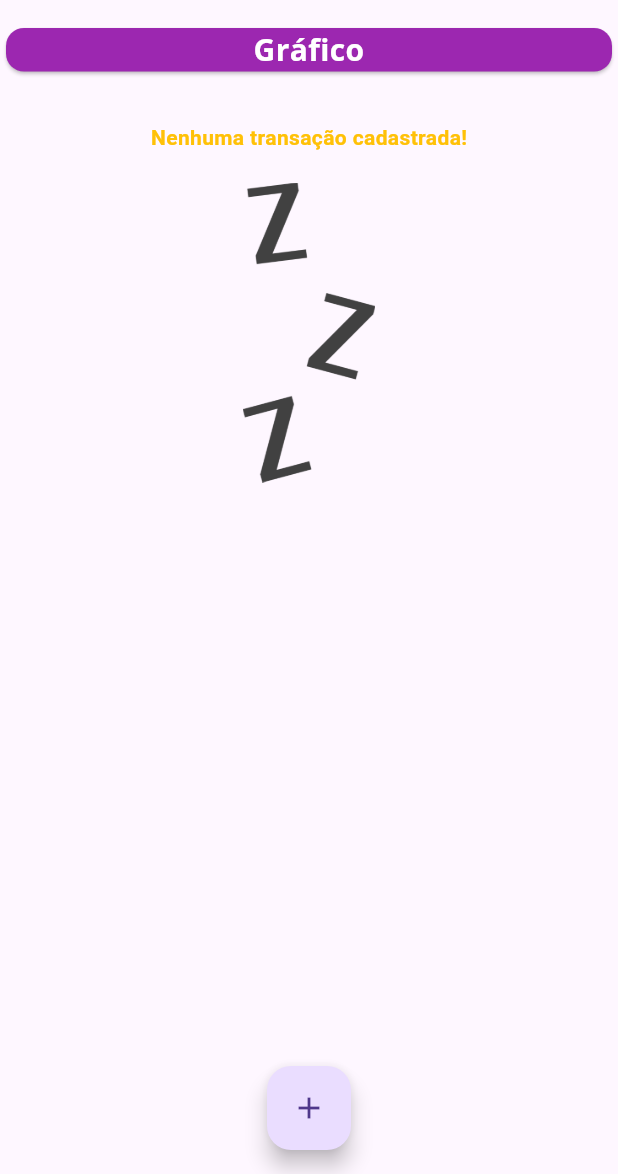
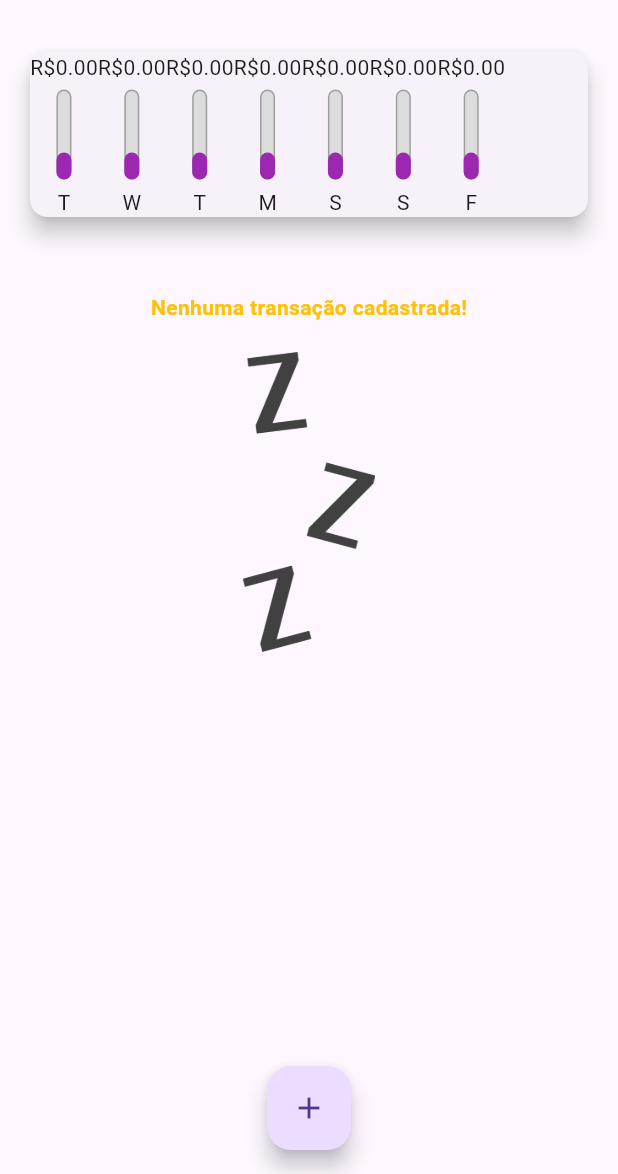
Before and after one commit to lucalves3/expenses, a Flutter app: the screen it shows after launch, on a phone screen of 412 x 824 dp, the part 62-1236 px from its top. Run offline on Flutter 3.47's test engine with Material 3 defaults, Android fonts, the phone set to English and light mode, and no system bars.

Commit message:
add chart bar and chart

```diff
--- /dev/null
+++ b/lib/components/chart.dart
@@ -0,0 +1,44 @@
+import 'package:expenses/components/chart_bar.dart';
+import 'package:expenses/models/transaction.dart';
+import 'package:flutter/material.dart';
+import 'package:intl/intl.dart';
+
+class Chart extends StatelessWidget {
+  final List<Transaction> recentTransactions;
+
+  Chart(this.recentTransactions);
+
+  List<Map<String, Object>> get groupedTransactions {
+    return List.generate(7, (index) {
+      final weekDay = DateTime.now().subtract(Duration(days: index));
+
+      double totalSum = 0.0;
+
+      for (var i = 0; i < recentTransactions.length; i++) {
+        bool sameDay = recentTransactions[i].date.day == weekDay.day;
+        bool sameMonth = recentTransactions[i].date.month == weekDay.month;
+        bool sameYear = recentTransactions[i].date.year == weekDay.year;
+
+        if (sameDay && sameMonth && sameYear) {
+          totalSum += recentTransactions[i].value;
+        }
+      }
+      return {"day": DateFormat.E().format(weekDay)[0], "value": totalSum};
+    });
+  }
+
+  @override
+  Widget build(BuildContext context) {
+    return Card(
+        elevation: 6,
+        margin: const EdgeInsets.all(20),
+        child: Row(
+          children: groupedTransactions.map((tr) {
+            return ChartBar(
+                label: tr['day'] as String,
+                value: tr['value'] as double,
+                percentage: 0.3);
+          }).toList(),
+        ));
+  }
+}
--- /dev/null
+++ b/lib/components/chart_bar.dart
@@ -0,0 +1,50 @@
+import 'package:flutter/material.dart';
+
+class ChartBar extends StatelessWidget {
+  final String label;
+  final double value;
+  final double percentage;
+
+  const ChartBar({
+    required this.label,
+    required this.value,
+    required this.percentage,
+  });
+
+  @override
+  Widget build(BuildContext context) {
+    return Column(
+      children: <Widget>[
+        Text('R\$${value.toStringAsFixed(2)}'),
+        SizedBox(height: 5),
+        Container(
+          height: 60,
+          width: 10,
+          child: Stack(
+            alignment: Alignment.bottomCenter,
+            children: <Widget>[
+              Container(
+                decoration: BoxDecoration(
+                  border: Border.all(color: Colors.grey, width: 1.0),
+                  color: const Color.fromRGBO(220, 220, 220, 1),
+                  borderRadius: BorderRadius.circular(5),
+                ),
+              ),
+              FractionallySizedBox(
+                heightFactor: percentage,
+                child: Container(
+                  decoration: BoxDecoration(
+                    color: Theme.of(context).colorScheme.primary,
+                    borderRadius: BorderRadius.circular(5),
+                  ),
+                ),
+              ),
+            ],
+          ),
+        ),
+        SizedBox(height: 5),
+        Text(label),
+      ],
+    );
+  }
+}
--- a/lib/components/transaction_list.dart
+++ b/lib/components/transaction_list.dart
@@ -15,13 +15,13 @@ class TransactionList extends StatelessWidget {
       margin: const EdgeInsets.only(top: 10),
       child: _transactions.isEmpty
           ? Column(children: <Widget>[
-              SizedBox(height: 20),
+              const SizedBox(height: 20),
               Text("Nenhuma transação cadastrada!",
                   style: TextStyle(
                     color: Theme.of(context).colorScheme.secondary,
                     fontWeight: FontWeight.bold,
                   )),
-              SizedBox(height: 20),
+              const SizedBox(height: 20),
               Container(
                 height: 200,
                 child: Image.asset(
--- a/lib/home_page.dart
+++ b/lib/home_page.dart
@@ -1,3 +1,4 @@
+import 'package:expenses/components/chart.dart';
 import 'package:expenses/components/transaction_form.dart';
 import 'package:expenses/components/transaction_list.dart';
 import 'package:expenses/models/transaction.dart';
@@ -10,6 +11,12 @@ class MyHomePage extends StatefulWidget {
 
 class _MyHomePageState extends State<MyHomePage> {
   final List<Transaction> _transactions = [];
+
+  List<Transaction> get _recentTransactions {
+    return _transactions.where((tr) {
+      return tr.date.isAfter(DateTime.now().subtract(const Duration(days: 7)));
+    }).toList();
+  }
 
   _addTransaction(String title, double value) {
     final newTransaction = Transaction(
@@ -67,18 +74,7 @@ class _MyHomePageState extends State<MyHomePage> {
           children: [
             SizedBox(
               width: double.infinity,
-              child: Card(
-                color: Theme.of(context).colorScheme.primary,
-                child: const Text(
-                  "Gráfico",
-                  textAlign: TextAlign.center,
-                  style: TextStyle(
-                      color: Colors.white,
-                      fontSize: 20,
-                      fontWeight: FontWeight.bold,
-                      fontFamily: "OpenSans"),
-                ),
-              ),
+              child: Chart(_recentTransactions),
             ),
             Column(
               children: <Widget>[
```
